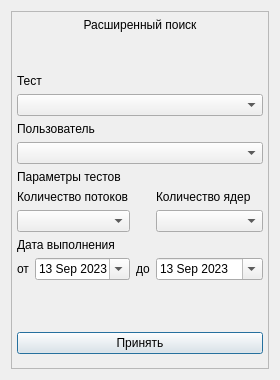
The window that pages/Result/extension_search.ui (Glebuc/pyside6-tst) describes before a commit, drawn with Qt 5.
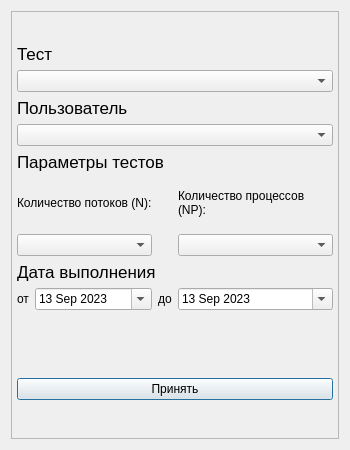
The same window after the commit.

Diff of the .ui file:
```diff
--- a/pages/Result/extension_search.ui
+++ b/pages/Result/extension_search.ui
@@ -6,20 +6,20 @@
    <rect>
     <x>0</x>
     <y>0</y>
-    <width>280</width>
-    <height>380</height>
+    <width>350</width>
+    <height>450</height>
    </rect>
   </property>
   <property name="minimumSize">
    <size>
-    <width>280</width>
-    <height>380</height>
+    <width>350</width>
+    <height>450</height>
    </size>
   </property>
   <property name="maximumSize">
    <size>
-    <width>280</width>
-    <height>380</height>
+    <width>350</width>
+    <height>450</height>
    </size>
   </property>
   <property name="windowTitle">
@@ -107,38 +107,6 @@
       <property name="bottomMargin">
        <number>5</number>
       </property>
-      <item>
-       <widget class="QLabel" name="label">
-        <property name="sizePolicy">
-         <sizepolicy hsizetype="Preferred" vsizetype="Fixed">
-          <horstretch>0</horstretch>
-          <verstretch>0</verstretch>
-         </sizepolicy>
-        </property>
-        <property name="text">
-         <string>Расширенный поиск</string>
-        </property>
-        <property name="alignment">
-         <set>Qt::AlignCenter</set>
-        </property>
-       </widget>
-      </item>
-      <item>
-       <spacer name="verticalSpacer">
-        <property name="orientation">
-         <enum>Qt::Vertical</enum>
-        </property>
-        <property name="sizeType">
-         <enum>QSizePolicy::Fixed</enum>
-        </property>
-        <property name="sizeHint" stdset="0">
-         <size>
-          <width>20</width>
-          <height>30</height>
-         </size>
-        </property>
-       </spacer>
-      </item>
       <item>
        <layout class="QGridLayout" name="gridLayout">
         <property name="horizontalSpacing">
@@ -159,6 +127,11 @@
             <verstretch>0</verstretch>
            </sizepolicy>
           </property>
+          <property name="font">
+           <font>
+            <pointsize>13</pointsize>
+           </font>
+          </property>
           <property name="text">
            <string>Параметры тестов</string>
           </property>
@@ -172,6 +145,11 @@
             <verstretch>0</verstretch>
            </sizepolicy>
           </property>
+          <property name="font">
+           <font>
+            <pointsize>13</pointsize>
+           </font>
+          </property>
           <property name="text">
            <string>Пользователь</string>
           </property>
@@ -185,6 +163,11 @@
             <verstretch>0</verstretch>
            </sizepolicy>
           </property>
+          <property name="font">
+           <font>
+            <pointsize>13</pointsize>
+           </font>
+          </property>
           <property name="text">
            <string>Тест</string>
           </property>
@@ -223,7 +206,7 @@
           </property>
           <property name="minimumDateTime">
            <datetime>
-            <hour>6</hour>
+            <hour>3</hour>
             <minute>0</minute>
             <second>0</second>
             <year>2023</year>
@@ -263,7 +246,7 @@
           </property>
           <property name="minimumDateTime">
            <datetime>
-            <hour>6</hour>
+            <hour>3</hour>
             <minute>0</minute>
             <second>0</second>
             <year>2023</year>
@@ -291,6 +274,11 @@
             <verstretch>0</verstretch>
            </sizepolicy>
           </property>
+          <property name="font">
+           <font>
+            <pointsize>13</pointsize>
+           </font>
+          </property>
           <property name="text">
            <string>Дата выполнения</string>
           </property>
@@ -317,8 +305,17 @@
             <verstretch>0</verstretch>
            </sizepolicy>
           </property>
+          <property name="minimumSize">
+           <size>
+            <width>0</width>
+            <height>50</height>
+           </size>
+          </property>
           <property name="text">
-           <string>Количество ядер</string>
+           <string>Количество процессов (NP):</string>
+          </property>
+          <property name="wordWrap">
+           <bool>true</bool>
           </property>
          </widget>
         </item>
@@ -330,8 +327,17 @@
             <verstretch>0</verstretch>
            </sizepolicy>
           </property>
+          <property name="minimumSize">
+           <size>
+            <width>0</width>
+            <height>50</height>
+           </size>
+          </property>
           <property name="text">
-           <string>Количество потоков</string>
+           <string>Количество потоков (N):</string>
+          </property>
+          <property name="wordWrap">
+           <bool>true</bool>
           </property>
          </widget>
         </item>
@@ -355,7 +361,7 @@
         <property name="sizeHint" stdset="0">
          <size>
           <width>20</width>
-          <height>40</height>
+          <height>30</height>
          </size>
         </property>
        </spacer>
```
